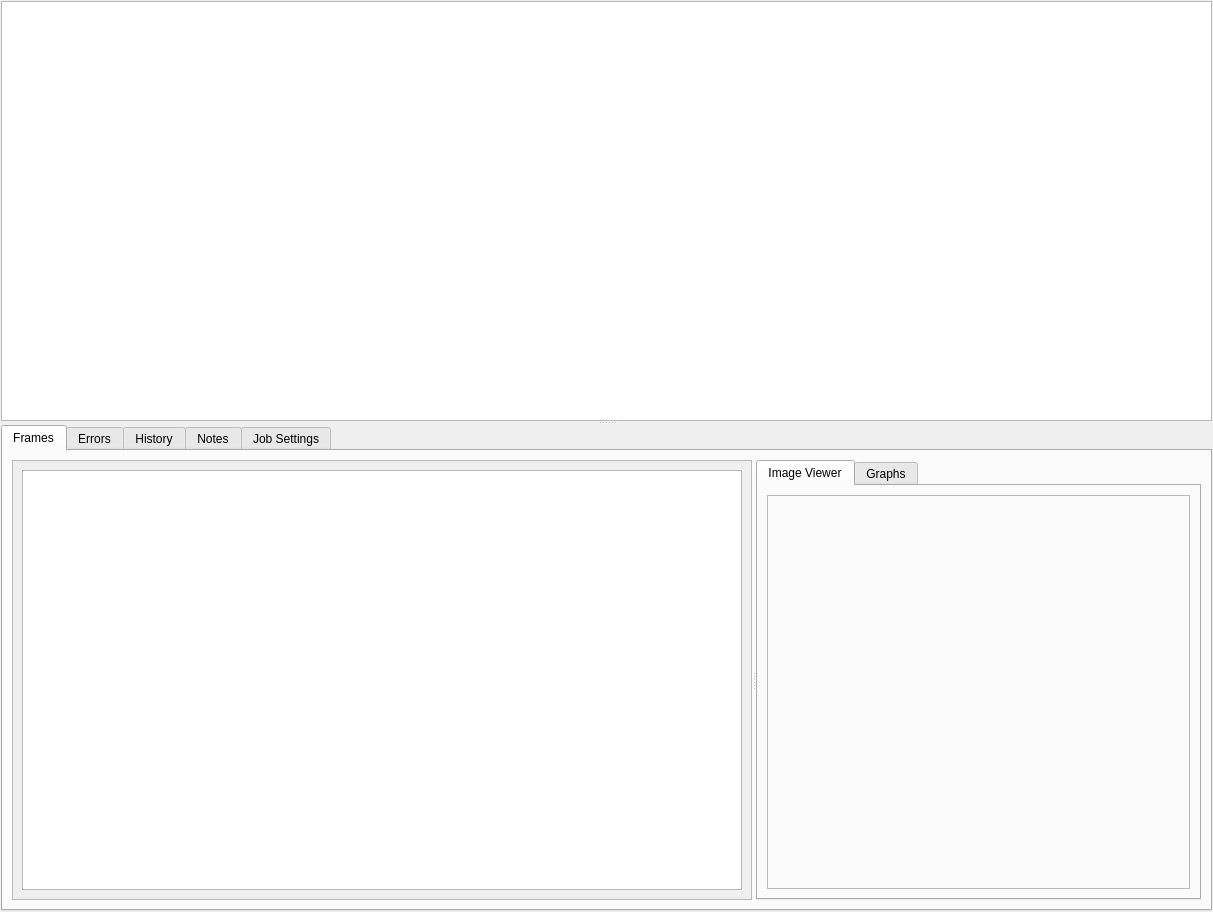
Before: the Qt Designer form cpp/lib/freezer/ui/joblistwidgetui.ui in justajeffy/arsenalsuite, drawn with Qt 5.
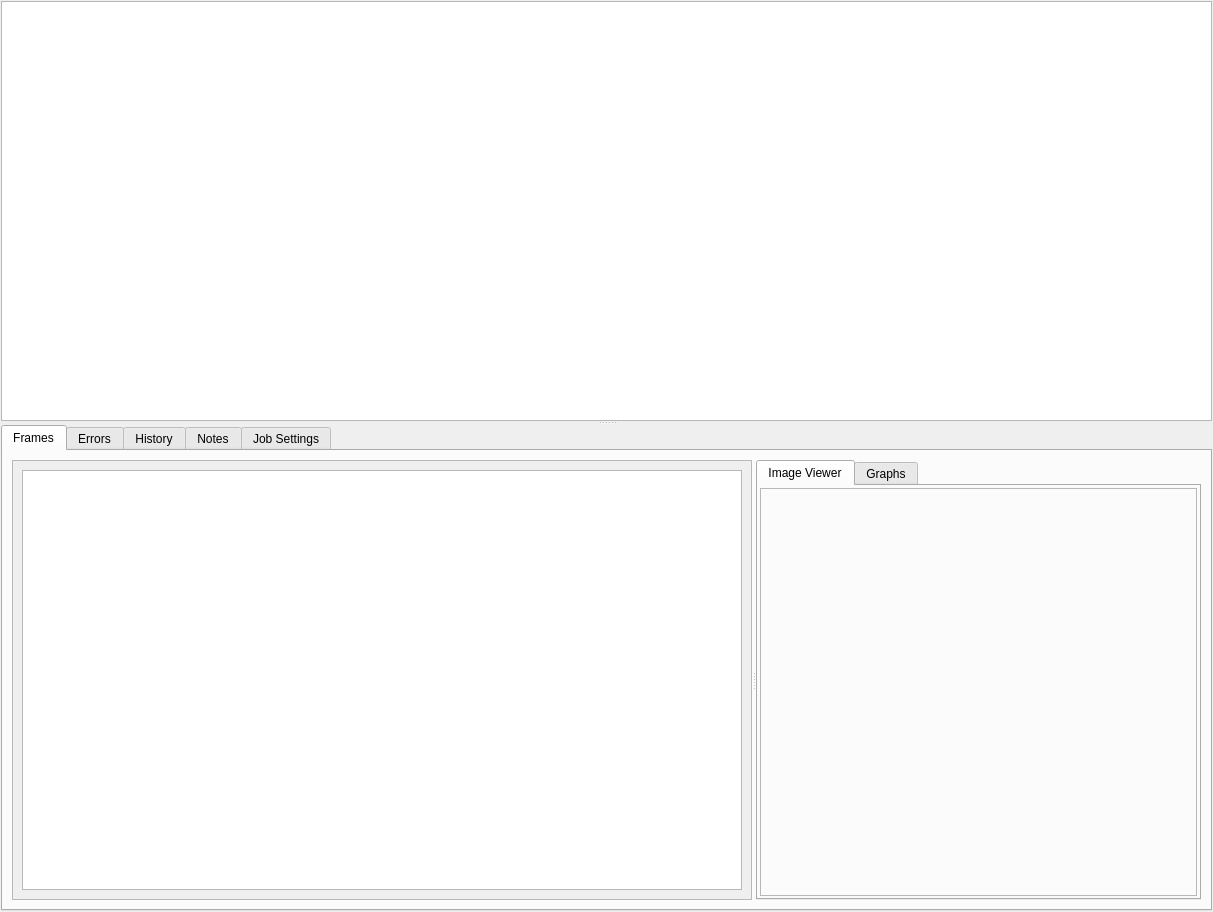
After: the same form once the commit is applied. Custom widgets are drawn as their Qt base class.

Commit message: Add additional graphs and small layout changes

The edit to the form file:
```diff
--- a/cpp/lib/freezer/ui/joblistwidgetui.ui
+++ b/cpp/lib/freezer/ui/joblistwidgetui.ui
@@ -157,6 +157,9 @@
                </attribute>
                -->
                <layout class="QVBoxLayout" name="mImageViewerLayout" >
+                <property name="margin" >
+                 <number>2</number>
+                </property>
                 <item>
                  <widget class="QFrame" name="frame_3" >
                   <property name="frameShape" >
@@ -166,6 +169,9 @@
                    <enum>QFrame::Plain</enum>
                   </property>
                   <layout class="QHBoxLayout" name="horizontalLayout_5" >
+                   <property name="margin" >
+                    <number>0</number>
+                   </property>
                    <item>
                     <widget class="ImageView" native="1" name="mImageView" >
                      <property name="sizePolicy" >
```
Left out of the diff: 27 changed lines with no effect on the pictures. The commit also changes 3 other files.
